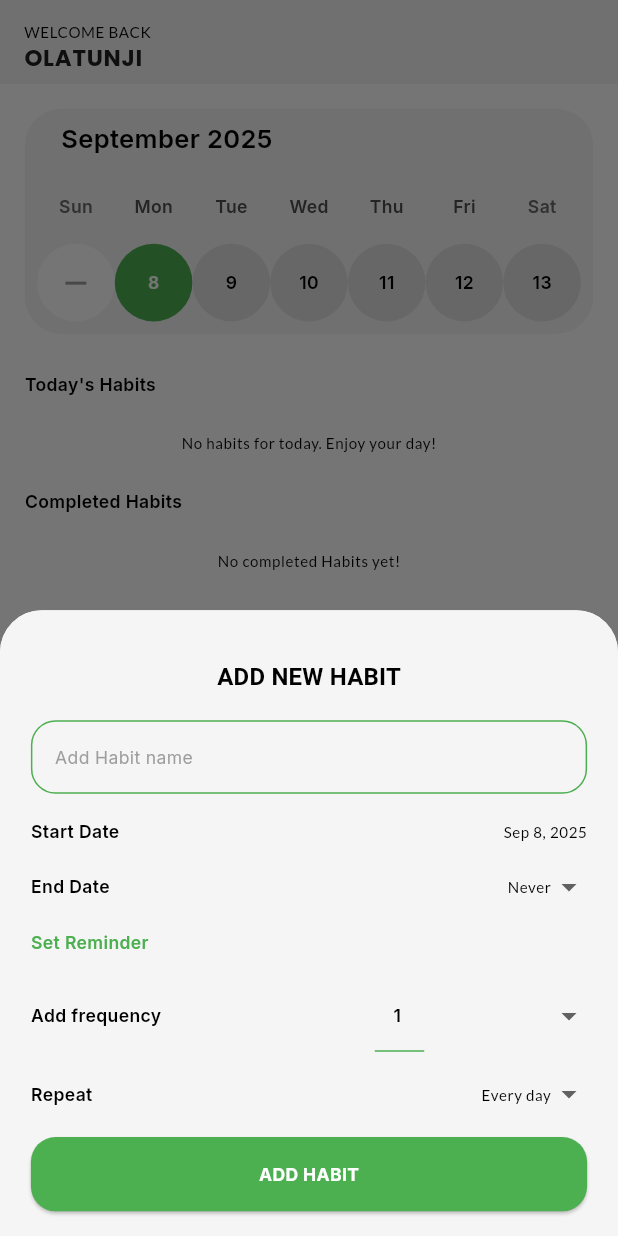
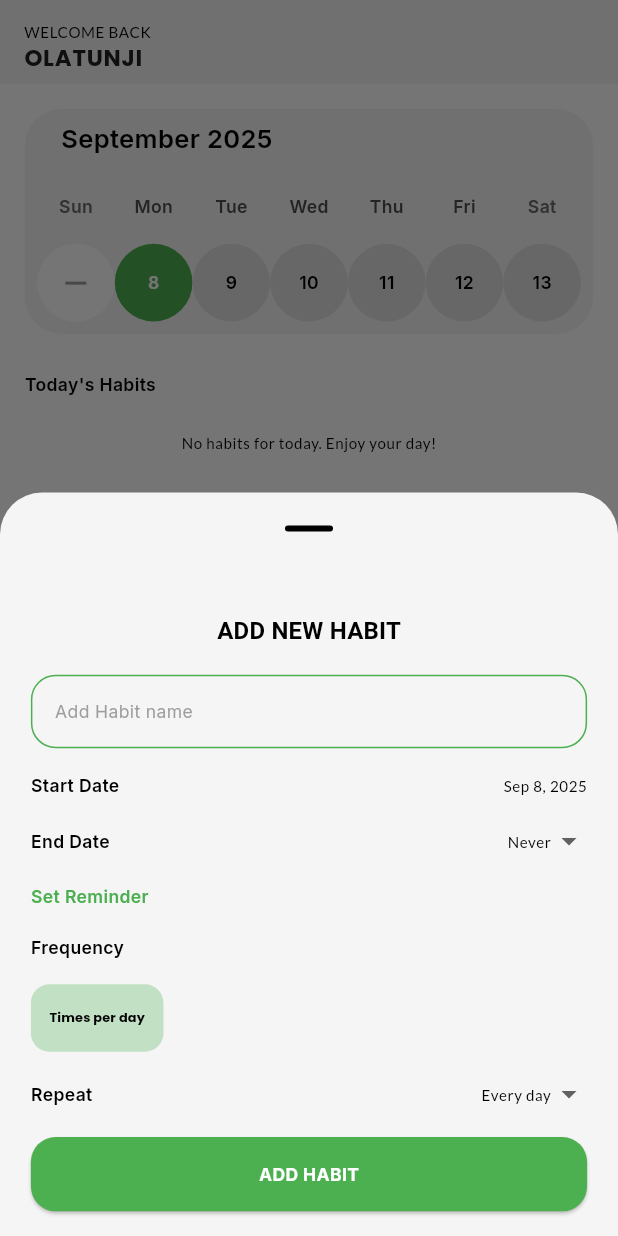
Before and after one commit to Abdulbazeet/Taskflow, a Flutter app: the screen it shows after launch, after a tap on the "add" icon, on a phone screen of 412 x 824 dp. Run offline on Flutter 3.47's test engine with Material 3 defaults, Android fonts, the phone set to English and light mode, and no system bars; drawn by our look-alikes of stylish_bottom_bar, table_calendar; our stand-ins replace flutter_bloc, flutter_riverpod, flutter_slidable, go_router, google_fonts, hive_flutter and 2 more; accounts and stored records are empty.

Commit message:
I wan die oo

```diff
--- a/lib/presenation/home/home.dart
+++ b/lib/presenation/home/home.dart
@@ -84,6 +84,13 @@ class _HomeState extends State<Home> {
           ? FloatingActionButton(
               onPressed: () {
                 showModalBottomSheet(
+                  isScrollControlled: true,
+                  sheetAnimationStyle: AnimationStyle(
+                    curve: ElasticInCurve(),
+                    duration: Duration(seconds: 1),
+                  ),
+
+                  showDragHandle: true,
                   enableDrag: true,
                   context: context,
 
@@ -409,77 +416,37 @@ class _HomeState extends State<Home> {
                                     ),
                                   ),
                                   SizedBox(height: 2.sh),
+                                  Text(
+                                    'Frequency',
+                                    style: Theme.of(
+                                      context,
+                                    ).textTheme.bodyMedium,
+                                  ),
+                                  SizedBox(height: 2.sh),
                                   Row(
                                     children: [
-                                      Text(
-                                        'Add frequency',
-                                        style: Theme.of(
-                                          context,
-                                        ).textTheme.bodyMedium,
-                                      ),
-                                      Spacer(),
+                                      Container(
+                                        padding: EdgeInsets.symmetric(
+                                          horizontal: 3.sw,
+                                          vertical: 2.sh,
+                                        ),
 
-                                      SizedBox(
-                                        width: 8.sw,
-                                        child: TextField(
-                                          controller: _valueFrequency,
-                                          textAlign: TextAlign.center,
-                                          decoration: InputDecoration(
-                                            hintStyle: Theme.of(context)
-                                                .textTheme
-                                                .bodyMedium!
-                                                .copyWith(
-                                                  color: Colors.grey,
-                                                  fontWeight: FontWeight.normal,
-                                                ),
-
-                                            enabledBorder: UnderlineInputBorder(
-                                              borderSide: BorderSide(
-                                                color: Theme.of(
-                                                  context,
-                                                ).colorScheme.primary,
-                                              ),
-                                            ),
-                                            border: UnderlineInputBorder(
-                                              borderSide: BorderSide(
-                                                color: Theme.of(
-                                                  context,
-                                                ).colorScheme.primary,
-                                              ),
-                                            ),
-                                            hintText: '0',
+                                        decoration: BoxDecoration(
+                                          borderRadius: BorderRadius.circular(
+                                            3.sw,
                                           ),
+                                          shape: BoxShape.rectangle,
+                                          color: Theme.of(context)
+                                              .colorScheme
+                                              .primary
+                                              .withValues(alpha: .3),
+                                        ),
+                                        child: Text(
+                                          'Times per day',
                                           style: Theme.of(
                                             context,
-                                          ).textTheme.bodyMedium!,
+                                          ).textTheme.titleSmall,
                                         ),
-                                      ),
-                                      SizedBox(width: 4.sw),
-                                      DropdownButton<String>(
-                                        items: _frequency
-                                            .map(
-                                              (e) => DropdownMenuItem<String>(
-                                                value: e,
-                                                child: Text(
-                                                  e,
-                                                  style: Theme.of(context)
-                                                      .textTheme
-                                                      .bodySmall!
-                                                      .copyWith(
-                                                        fontWeight:
-                                                            FontWeight.bold,
-                                                      ),
-                                                ),
-                                              ),
-                                            )
-                                            .toList(),
-                                        onChanged: (value) {
-                                          setState(() {
-                                            _selectedFrequency = value!;
-                                          });
-                                        },
-                                        value: _selectedFrequency,
-                                        underline: SizedBox.shrink(),
                                       ),
                                     ],
                                   ),
```
